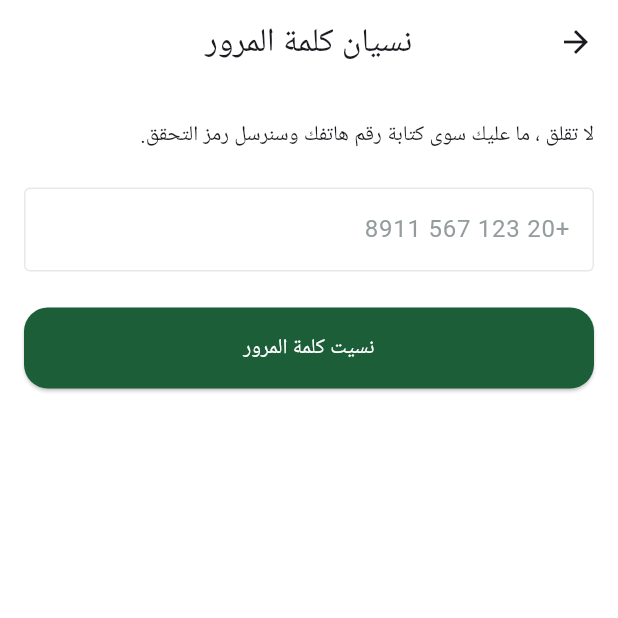
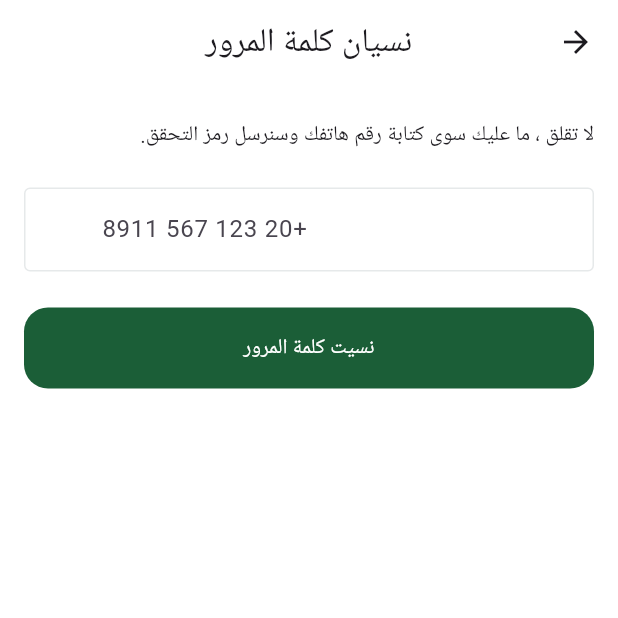
Before and after one commit to elsaramji/fruits_shop, a Flutter app: the Forgetpassword screen opened by its route, on a phone screen of 412 x 824 dp, the top half of it. Run offline on Flutter 3.47's test engine with Material 3 defaults, Android fonts, the phone set to English and light mode, and no system bars; our stand-ins replace dots_indicator, flutter_svg.

Commit message:
finsh forgetpassword ui

```diff
--- a/lib/core/multiple/Style/custom_buttons_style.dart
+++ b/lib/core/multiple/Style/custom_buttons_style.dart
@@ -7,12 +7,18 @@ class CustomButtonsStyle {
   static final ButtonStyle dufletButtonstyle = ElevatedButton.styleFrom(
       textStyle: TextStyle(color: Colors.white),
       backgroundColor: ColorConst.primaryColor,
+      overlayColor: ColorConst.primaryGray,
+      foregroundColor: ColorConst.primaryGray,
+      elevation: 0,
       shape: RoundedRectangleBorder(
         borderRadius: BorderRadius.circular(InitialValues.initial_tow),
       ));
   static final ButtonStyle apiAuthButtonstyle = ElevatedButton.styleFrom(
       textStyle: TextStyle(color: Color(0xff0C0D0D)),
       backgroundColor: ColorConst.primaryWhite,
+      overlayColor: ColorConst.primaryColor,
+      foregroundColor: ColorConst.primaryColor,
+      elevation: 0,
       shape: RoundedRectangleBorder(
         side: BorderSide(color: Color(0xffDDDFDF)),
         borderRadius: BorderRadius.circular(10),
--- a/lib/core/multiple/widgets/custom_text_filed.dart
+++ b/lib/core/multiple/widgets/custom_text_filed.dart
@@ -12,6 +12,7 @@ class CustomTextFiled extends StatefulWidget {
   bool secur;
   TextInputType? keybordetepy;
   TextStyle? hintStyle;
+  TextAlign? textAlign;
   final VoidCallback? onPressedicon;
   final TextEditingController? controller;
   CustomTextFiled({
@@ -22,6 +23,7 @@ class CustomTextFiled extends StatefulWidget {
     this.onValied,
     this.hintStyle,
     this.keybordetepy,
+    this.textAlign,
     required this.secur,
     required this.hints,
     required this.onChanged,
@@ -60,7 +62,8 @@ class _CustomTextFiledState extends State<CustomTextFiled> {
   Widget build(BuildContext context) {
     bool suceur = widget.secur;
     return TextFormField(
-      keyboardType:  widget.keybordetepy,
+      keyboardType: widget.keybordetepy,
+      textAlign: widget.textAlign ?? TextAlign.start,
       controller: widget.controller,
       onChanged: widget.onChanged,
       validator: widget.onValied,
--- a/lib/views/Auth/views/forgetpassword.dart
+++ b/lib/views/Auth/views/forgetpassword.dart
@@ -30,8 +30,10 @@ class Forgetpassword extends StatelessWidget {
             ),
             CustomTextFiled(
                 keybordetepy: TextInputType.numberWithOptions(),
+                textAlign: TextAlign.left,
                 secur: false,
                 hints: "+20 123 567 8911",
+                hintStyle: TextStyle(locale: Locale('en')),
                 onChanged: (value) {}),
             SizedBox(
               height: InitialValues.initial_three,
```
